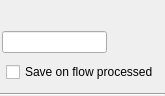
Old version of the form Nodes/ImageOutputNode.ui in the repository TheKamouth/Gliltchlab.
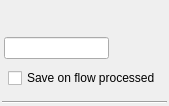
New version of the form. Icons and pictures are not drawn.

Commit message: - saving and loading .fgf works, but behaviour of creating needs to be improved - reworked peak widgets handling - ui improvements wip : - scanner still broken todo (v0.1) : - node suppression - pixel sort node - global settings

```diff
--- a/Nodes/ImageOutputNode.ui
+++ b/Nodes/ImageOutputNode.ui
@@ -6,8 +6,8 @@
    <rect>
     <x>0</x>
     <y>0</y>
-    <width>153</width>
-    <height>96</height>
+    <width>157</width>
+    <height>106</height>
    </rect>
   </property>
   <property name="sizePolicy">
@@ -21,19 +21,19 @@
   </property>
   <layout class="QVBoxLayout" name="verticalLayout">
    <property name="spacing">
-    <number>0</number>
+    <number>2</number>
    </property>
    <property name="leftMargin">
-    <number>0</number>
+    <number>2</number>
    </property>
    <property name="topMargin">
-    <number>0</number>
+    <number>2</number>
    </property>
    <property name="rightMargin">
-    <number>0</number>
+    <number>2</number>
    </property>
    <property name="bottomMargin">
-    <number>0</number>
+    <number>2</number>
    </property>
    <item>
     <widget class="QWidget" name="NodeUiBase" native="true">
@@ -46,7 +46,13 @@
      <property name="minimumSize">
       <size>
        <width>0</width>
-       <height>24</height>
+       <height>26</height>
+      </size>
+     </property>
+     <property name="maximumSize">
+      <size>
+       <width>16777215</width>
+       <height>26</height>
       </size>
      </property>
      <layout class="QVBoxLayout" name="verticalLayout_5">
```
The commit also changes 21 other files.
